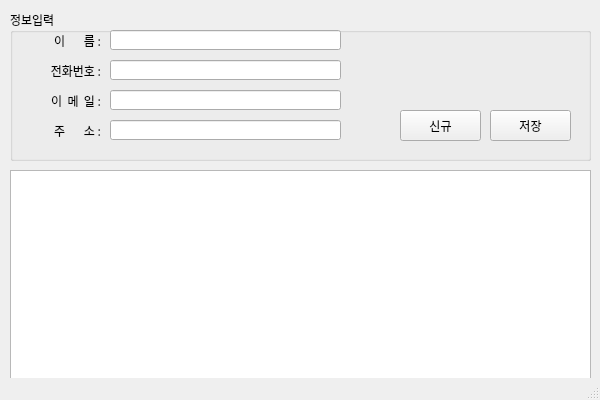
Above: Part1/studyPyQt/address_book.ui from MFGangP/Mini-Projects before the change. Below: the same form after it.
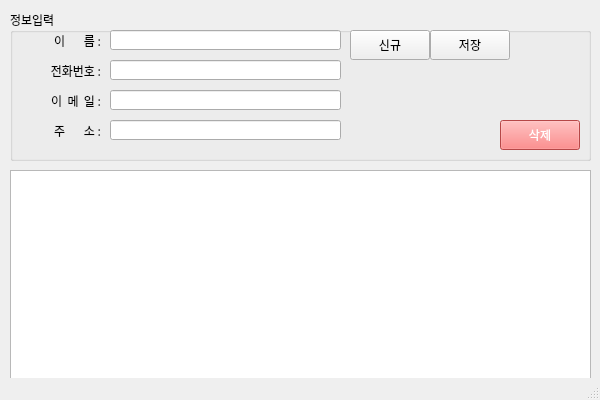
That is the form after the change.

Commit message: AddressBook 마무리

Diff of the .ui file:
```diff
--- a/Part1/studyPyQt/address_book.ui
+++ b/Part1/studyPyQt/address_book.ui
@@ -213,10 +213,10 @@
        <widget class="QPushButton" name="btnSave">
         <property name="geometry">
          <rect>
-          <x>480</x>
-          <y>100</y>
-          <width>81</width>
-          <height>31</height>
+          <x>420</x>
+          <y>20</y>
+          <width>80</width>
+          <height>30</height>
          </rect>
         </property>
         <property name="text">
@@ -226,16 +226,33 @@
        <widget class="QPushButton" name="btnNew">
         <property name="geometry">
          <rect>
-          <x>390</x>
-          <y>100</y>
-          <width>81</width>
-          <height>31</height>
+          <x>340</x>
+          <y>20</y>
+          <width>80</width>
+          <height>30</height>
          </rect>
         </property>
         <property name="text">
          <string>신규</string>
         </property>
        </widget>
+       <widget class="QPushButton" name="btnDel">
+        <property name="geometry">
+         <rect>
+          <x>490</x>
+          <y>110</y>
+          <width>80</width>
+          <height>30</height>
+         </rect>
+        </property>
+        <property name="styleSheet">
+         <string notr="true">background-color: rgb(255, 100, 100);
+color : rgb(255, 255, 255);</string>
+        </property>
+        <property name="text">
+         <string>삭제</string>
+        </property>
+       </widget>
       </widget>
      </item>
     </layout>
```
The commit also changes 4 other files.
